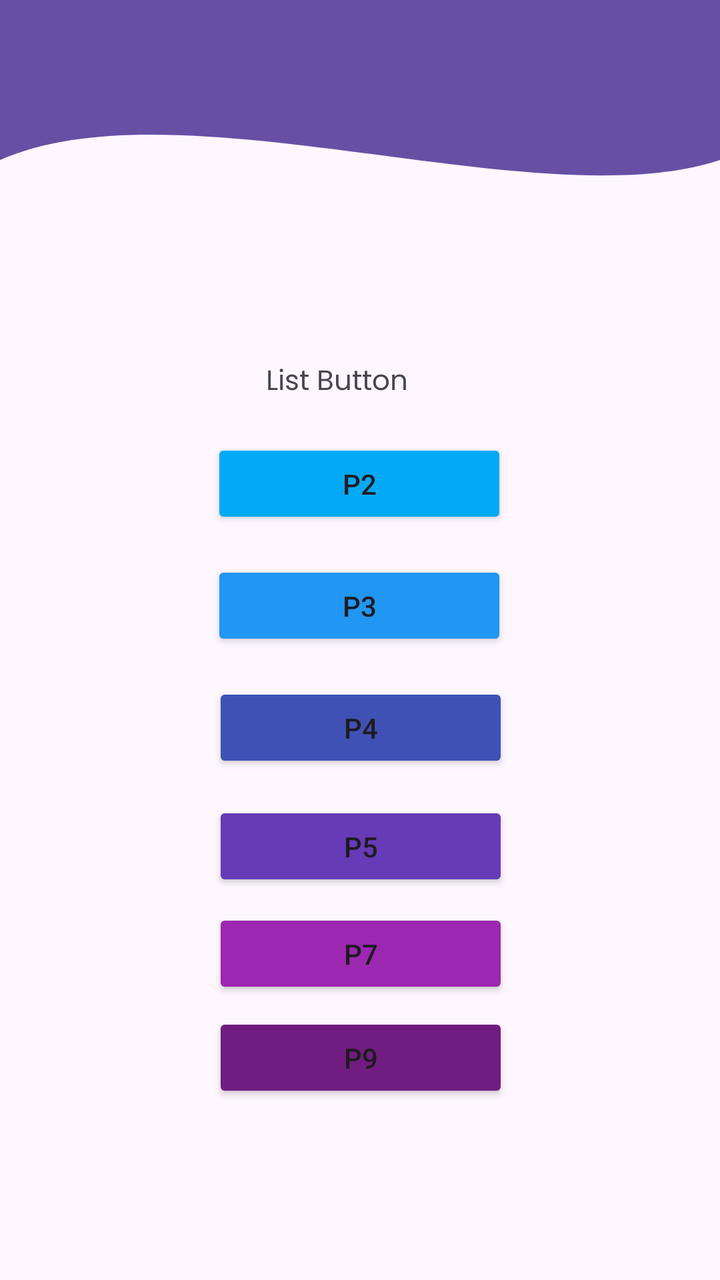
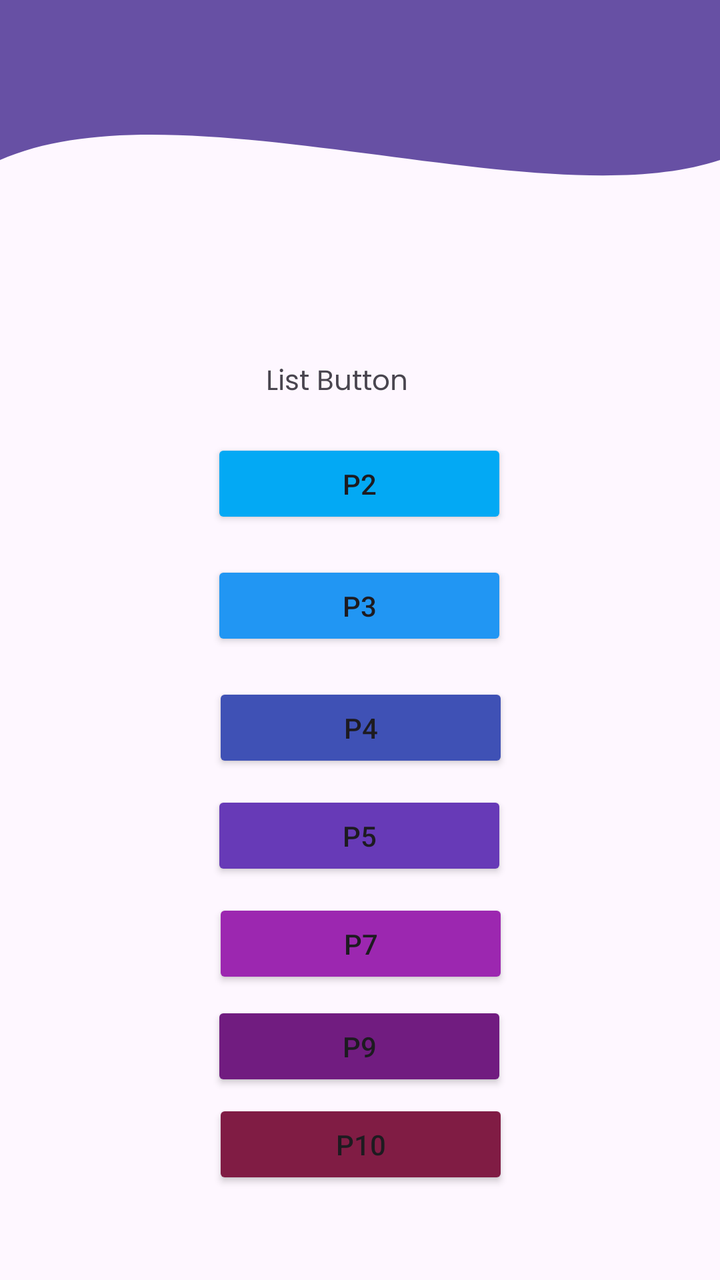

Screens rendered from an Android XML layout before and after an edit, with the pre-edit source and the edit as a unified diff.
<!-- AndroidManifest.xml: application theme Theme.SteerApp -->
<!-- res/layout/fragment_home.xml -->
<?xml version="1.0" encoding="utf-8"?>
<androidx.constraintlayout.widget.ConstraintLayout xmlns:android="http://schemas.android.com/apk/res/android"
    xmlns:app="http://schemas.android.com/apk/res-auto"
    xmlns:tools="http://schemas.android.com/tools"
    android:layout_width="match_parent"
    android:layout_height="match_parent"
    tools:context=".Home.HomeFragment">

    

    <View
        android:id="@+id/background_header"
        android:layout_width="0dp"
        android:layout_height="200dp"
        android:background="@drawable/bg_header_wave"
        app:layout_constraintStart_toStartOf="parent"
        app:layout_constraintEnd_toEndOf="parent"
        app:layout_constraintTop_toTopOf="parent"/>

    <androidx.appcompat.widget.Toolbar
        android:id="@+id/toolbar"
        android:layout_width="match_parent"
        android:layout_height="?attr/actionBarSize"
        android:background="?attr/colorPrimary"
        app:layout_constraintBottom_toBottomOf="parent"
        app:layout_constraintEnd_toEndOf="parent"
        app:layout_constraintHorizontal_bias="0.0"
        app:layout_constraintStart_toStartOf="parent"
        app:layout_constraintTop_toTopOf="parent"
        app:layout_constraintVertical_bias="0.0"
        app:subtitleTextColor="@android:color/white"
        app:titleTextColor="@android:color/white" />

    <TextView
        android:id="@+id/textView5"
        android:layout_width="wrap_content"
        android:layout_height="wrap_content"
        android:layout_marginTop="180dp"
        android:fontFamily="@font/poppins_regular"
        android:text="List Button"
        app:layout_constraintEnd_toEndOf="parent"
        app:layout_constraintHorizontal_bias="0.46"
        app:layout_constraintStart_toStartOf="parent"
        app:layout_constraintTop_toTopOf="parent" />

    <Button
        android:id="@+id/btnToSec"
        android:layout_width="148dp"
        android:layout_height="45dp"
        android:layout_marginTop="16dp"
        android:backgroundTint="#03A9F4"
        android:text="P2"
        app:layout_constraintEnd_toEndOf="parent"
        app:layout_constraintHorizontal_bias="0.498"
        app:layout_constraintStart_toStartOf="parent"
        app:layout_constraintTop_toBottomOf="@+id/textView5" />

    <Button
        android:id="@+id/btnToThird"
        android:layout_width="148dp"
        android:layout_height="45dp"
        android:layout_marginTop="16dp"
        android:backgroundTint="#2196F3"
        android:text="P3"
        app:layout_constraintEnd_toEndOf="parent"
        app:layout_constraintHorizontal_bias="0.498"
        app:layout_constraintStart_toStartOf="parent"
        app:layout_constraintTop_toBottomOf="@+id/btnToSec" />

    <Button
        android:id="@+id/btnToFourth"
        android:layout_width="148dp"
        android:layout_height="45dp"
        android:layout_marginTop="16dp"
        android:backgroundTint="#3F51B5"
        android:text="P4"
        app:layout_constraintEnd_toEndOf="parent"
        app:layout_constraintHorizontal_bias="0.501"
        app:layout_constraintStart_toStartOf="parent"
        app:layout_constraintTop_toBottomOf="@+id/btnToThird" />

    <Button
        android:id="@+id/btnToFifth"
        android:layout_width="148dp"
        android:layout_height="45dp"
        android:backgroundTint="#673AB7"
        android:text="P5"
        app:layout_constraintBottom_toBottomOf="parent"
        app:layout_constraintEnd_toEndOf="parent"
        app:layout_constraintHorizontal_bias="0.501"
        app:layout_constraintStart_toStartOf="parent"
        app:layout_constraintTop_toBottomOf="@+id/btnToFourth"
        app:layout_constraintVertical_bias="0.068" />

    <Button
        android:id="@+id/btnToSeventh"
        android:layout_width="148dp"
        android:layout_height="45dp"
        android:backgroundTint="#9C27B0"
        android:text="P7"
        app:layout_constraintBottom_toBottomOf="parent"
        app:layout_constraintEnd_toEndOf="parent"
        app:layout_constraintHorizontal_bias="0.501"
        app:layout_constraintStart_toStartOf="parent"
        app:layout_constraintTop_toBottomOf="@+id/btnToFifth"
        app:layout_constraintVertical_bias="0.059" />

    <Button
        android:id="@+id/btnToNinth"
        android:layout_width="148dp"
        android:layout_height="45dp"
        android:backgroundTint="#711C80"
        android:text="P9"
        app:layout_constraintBottom_toBottomOf="parent"
        app:layout_constraintEnd_toEndOf="parent"
        app:layout_constraintHorizontal_bias="0.501"
        app:layout_constraintStart_toStartOf="parent"
        app:layout_constraintTop_toBottomOf="@+id/btnToSeventh"
        app:layout_constraintVertical_bias="0.074" />

</androidx.constraintlayout.widget.ConstraintLayout>
<!-- resources referenced by this layout -->
<resources>
  <!-- drawable bg_header_wave (drawable) -->
  <vector xmlns:android="http://schemas.android.com/apk/res/android"
      android:width="100dp"
      android:height="100dp"
      android:viewportWidth="100"
      android:viewportHeight="100">
  
      
      <path
          android:fillColor="?attr/colorPrimary"
          android:pathData="
              M0,0
              L100,0
              L100,40
              C 75,55
                25,20
                0,40
              Z" />
  </vector>
  <style name="Theme.SteerApp" parent="Base.Theme.SteerApp" />
  <style name="Base.Theme.SteerApp" parent="Theme.Material3.DayNight.NoActionBar">
          
          
      </style>
</resources>

<!-- the commit's change to res/layout/fragment_home.xml (unified diff, before → after) -->
@@ -87,10 +87,10 @@
         android:text="P5"
         app:layout_constraintBottom_toBottomOf="parent"
         app:layout_constraintEnd_toEndOf="parent"
-        app:layout_constraintHorizontal_bias="0.501"
+        app:layout_constraintHorizontal_bias="0.498"
         app:layout_constraintStart_toStartOf="parent"
         app:layout_constraintTop_toBottomOf="@+id/btnToFourth"
-        app:layout_constraintVertical_bias="0.068" />
+        app:layout_constraintVertical_bias="0.043" />
 
     <Button
         android:id="@+id/btnToSeventh"
@@ -113,9 +113,22 @@
         android:text="P9"
         app:layout_constraintBottom_toBottomOf="parent"
         app:layout_constraintEnd_toEndOf="parent"
+        app:layout_constraintHorizontal_bias="0.498"
+        app:layout_constraintStart_toStartOf="parent"
+        app:layout_constraintTop_toBottomOf="@+id/btnToSeventh"
+        app:layout_constraintVertical_bias="0.063" />
+
+    <Button
+        android:id="@+id/btnToTenth"
+        android:layout_width="148dp"
+        android:layout_height="45dp"
+        android:backgroundTint="#801C44"
+        android:text="P10"
+        app:layout_constraintBottom_toBottomOf="parent"
+        app:layout_constraintEnd_toEndOf="parent"
         app:layout_constraintHorizontal_bias="0.501"
         app:layout_constraintStart_toStartOf="parent"
-        app:layout_constraintTop_toBottomOf="@+id/btnToSeventh"
-        app:layout_constraintVertical_bias="0.074" />
+        app:layout_constraintTop_toBottomOf="@+id/btnToNinth"
+        app:layout_constraintVertical_bias="0.084" />
 
 </androidx.constraintlayout.widget.ConstraintLayout>
